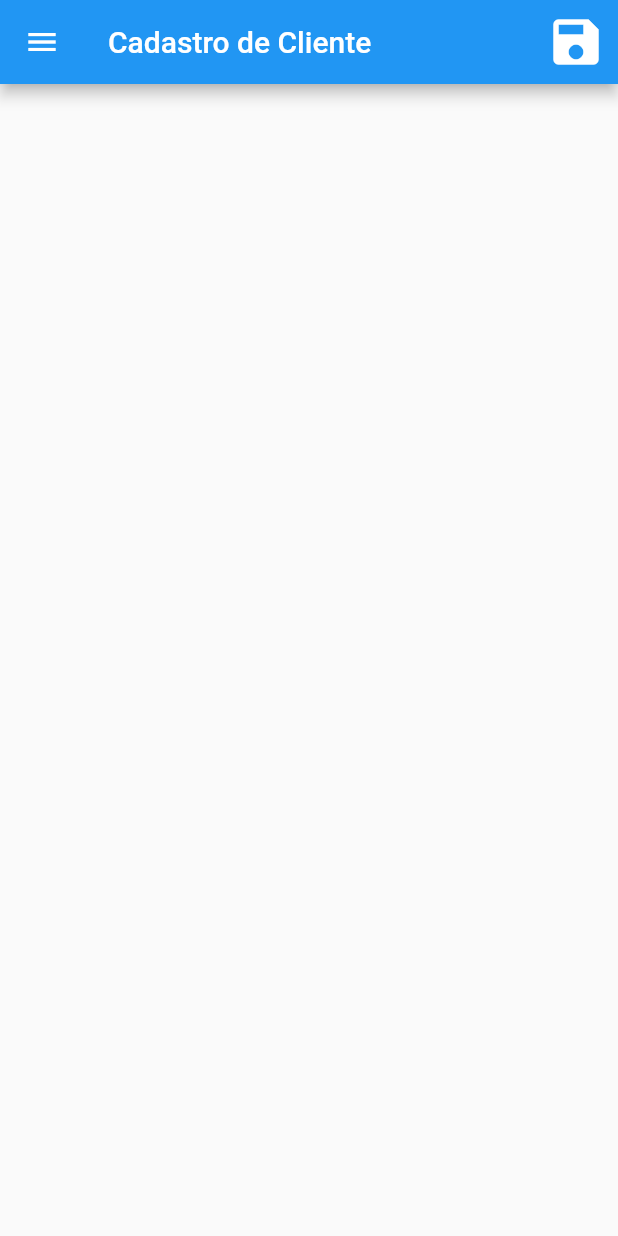
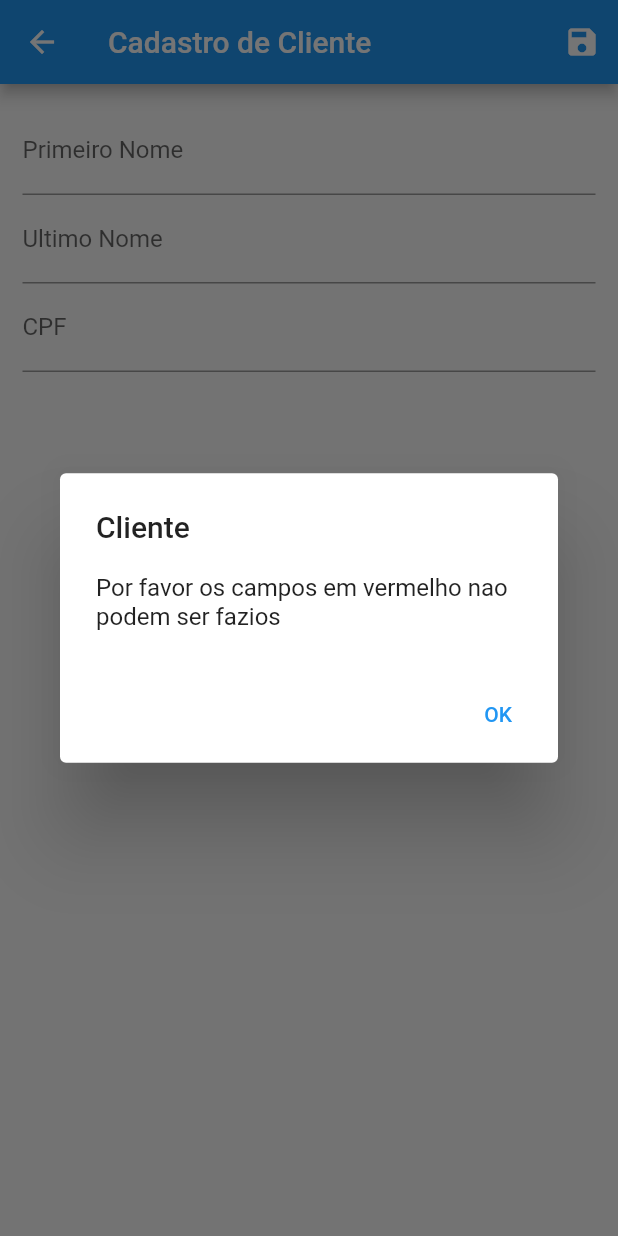
Before and after one commit to gbrandalise/das-trabalho-angular, a Flutter app: the ClientPage screen opened by its route, after a tap on the "save" icon, on a phone screen of 412 x 824 dp. Run offline on Flutter 3.47's test engine with Material 2 defaults, Android fonts, the light colour scheme and no system bars; missing offline and left inert: dart:ffi; network calls fail.

Commit message:
esta alterando, excluindo e editando

```diff
--- /dev/null
+++ b/mobile/lib/client/pages/client-orders/client.page.dart
@@ -0,0 +1,151 @@
+import 'dart:ffi';
+
+import 'package:das_angular_mobile/client/client.model.dart';
+import 'package:das_angular_mobile/client/services/client.services.dart';
+import 'package:das_angular_mobile/common/services/loading.service.dart';
+import 'package:das_angular_mobile/routes/app_routes.dart';
+import 'package:flutter/material.dart';
+
+class ClientPage extends StatefulWidget {
+  @override
+  State<ClientPage> createState() => _ClientPageState();
+}
+
+class _ClientPageState extends State<ClientPage> {
+  final _formKeyClient = GlobalKey<FormState>();
+  final _cpfController = TextEditingController();
+  final _firstNameController = TextEditingController();
+  final _lastNameController = TextEditingController();
+
+  final _clientService = ClientService();
+
+  Client _client = Client();
+
+  @override
+  void dispose(){
+    _cpfController.dispose();
+    _firstNameController.dispose();
+    _lastNameController.dispose();
+    super.dispose();
+  }
+  @override
+  Widget build(BuildContext context) {
+    _getArguments();
+    return Scaffold(
+        appBar: AppBar(
+          title: Text("Cadastro de Cliente"),
+          actions: [
+            IconButton(
+              icon: Icon(Icons.save),
+              onPressed: () {
+                _save();
+              },
+            )
+          ],
+        ),
+        body: Padding(
+            padding: EdgeInsets.all(15),
+            child: Form(
+              key: _formKeyClient,
+              child: Column(
+                children: [
+                  TextFormField(
+                   // validator: (value) => _validateForm(value),
+                    autofocus: true,
+                    controller: _firstNameController,
+                    decoration: InputDecoration(labelText: 'Primeiro Nome'),
+                    enabled: true,
+                  ),
+                  TextFormField(
+                    //validator: (value) => _validateForm(value),
+                    controller: _lastNameController,
+                    decoration: InputDecoration(labelText: 'Ultimo Nome'),
+                    enabled: true,
+                  ),
+                  TextFormField(
+                   // validator: (value) => _validateForm(value),
+                    keyboardType: TextInputType.number,
+                    controller: _cpfController,
+                    decoration: InputDecoration(labelText: 'CPF'),
+                    enabled: true,
+                  ),
+                ],
+              ),
+            )));
+  }
+//_formKeyClient.currentState!.validate() &&
+  void _save() async{
+    if(_validateDescription()){
+      try{
+        _client.firstName = _firstNameController.text;
+        _client.lastName = _lastNameController.text;
+        _client.cpf = _cpfController.text;
+        _client = await _clientService.save(_client);
+      }finally{
+        LoadingService.hide(context);
+      }
+      _redirectList();
+    }
+  }
+
+  void _redirectList() {
+    showDialog(
+        context: context,
+        builder: (BuildContext context) {
+          return AlertDialog(
+            title: const Text('Cliente'),
+            content: const Text('Cliente salvo com sucesso!'),
+            actions: [
+              TextButton(
+                  child: const Text("OK"),
+                  onPressed: () {
+                    Navigator.popUntil(
+                        context, ModalRoute.
+                    withName(AppRoutes.CLIENT));
+                  })
+            ],
+          );
+        });
+  }
+
+//   String? _validateForm(String? value) {
+//     if(value == null){
+//       return 'Campo nao pode ser vazio!';
+//     }
+//     return null;
+// }
+
+  bool _validateDescription(){
+    if(_formKeyClient.currentState!.validate() && _firstNameController.text.isEmpty && _lastNameController.text.isEmpty && _cpfController.text.isEmpty){
+      showDialog(
+          context: context, builder: (BuildContext context){
+            return AlertDialog(
+              title: const Text("Cliente"),
+              content: const Text("Por favor os campos em vermelho nao podem ser fazios"),
+              actions: [
+                TextButton(onPressed: () {
+                  Navigator.pop(context);
+                }, child: const Text("OK")
+                )
+              ],
+            );
+      }
+      );
+      return false;
+    }
+    return true;
+  }
+  void _getArguments(){
+   if(_client.id == null){
+     final args = ModalRoute.of(context)!.settings.arguments;
+     if(args != null ){
+       setState(() {
+         _client = args as Client;
+         _firstNameController.text = _client.firstName!;
+        _lastNameController.text = _client.lastName!;
+         _cpfController.text = _client.cpf!;
+       });
+    }
+    }
+  }
+}
--- a/mobile/lib/client/pages/client.page.dart
+++ /dev/null
@@ -1,32 +0,0 @@
-
-import 'package:das_angular_mobile/menu/menu.component.dart';
-import 'package:flutter/material.dart';
-
-class ClientPage extends StatefulWidget {
-
-  const ClientPage({Key? key}) : super(key: key);
-
-  @override
-  State<ClientPage> createState() => _ClientPageState();
-
-}
-
-class _ClientPageState extends State<ClientPage> {
-
-  @override
-  Widget build(BuildContext context) {
-    return Scaffold(
-      appBar: AppBar(
-        title: const Text("Cadastro de Cliente"),
-        actions: [
-          IconButton(
-            icon: const Icon(Icons.save),
-            iconSize: 40,
-            onPressed: () {},
-          )
-        ],
-      ),
-      drawer: const Menu(),
-    );
-  }
-}
--- a/mobile/lib/main.dart
+++ b/mobile/lib/main.dart
@@ -1,5 +1,5 @@
-import 'package:das_angular_mobile/client/pages/client.page.dart';
-import 'package:das_angular_mobile/client/pages/clients.page.dart';
+import 'package:das_angular_mobile/client/pages/client-orders/client.page.dart';
+import 'package:das_angular_mobile/client/pages/client-orders/clients.page.dart';
 import 'package:das_angular_mobile/home/home.page.dart';
 import 'package:das_angular_mobile/product/pages/product.page.dart';
 import 'package:das_angular_mobile/product/pages/products.page.dart';
@@ -27,7 +27,7 @@ class MyApp extends StatelessWidget {
       routes: {
         AppRoutes.HOME: (_) => const HomePage(),
         AppRoutes.CLIENT: (_) => const ClientsPage(),
-        AppRoutes.CLIENT_REGISTER: (_) => const ClientPage(),
+        AppRoutes.CLIENT_REGISTER: (_) => ClientPage(),
         AppRoutes.PRODUCT: (_) => const ProductsPage(),
         AppRoutes.PRODUCT_REGISTER: (_) => const ProductPage(),
         AppRoutes.PURCHASE_ORDER: (_) => const PurchaseOrdersPage(),
```
Also changed, not shown: mobile/lib/client/pages/client-orders/AddClint.dart (deleted, +0 -105 lines), mobile/lib/client/pages/client-orders/clients.page.dart (added, +110 -0 lines), mobile/lib/client/pages/clients.page.dart (deleted, +0 -68 lines), mobile/lib/client/services/client.services.dart (+23 -16 lines).
